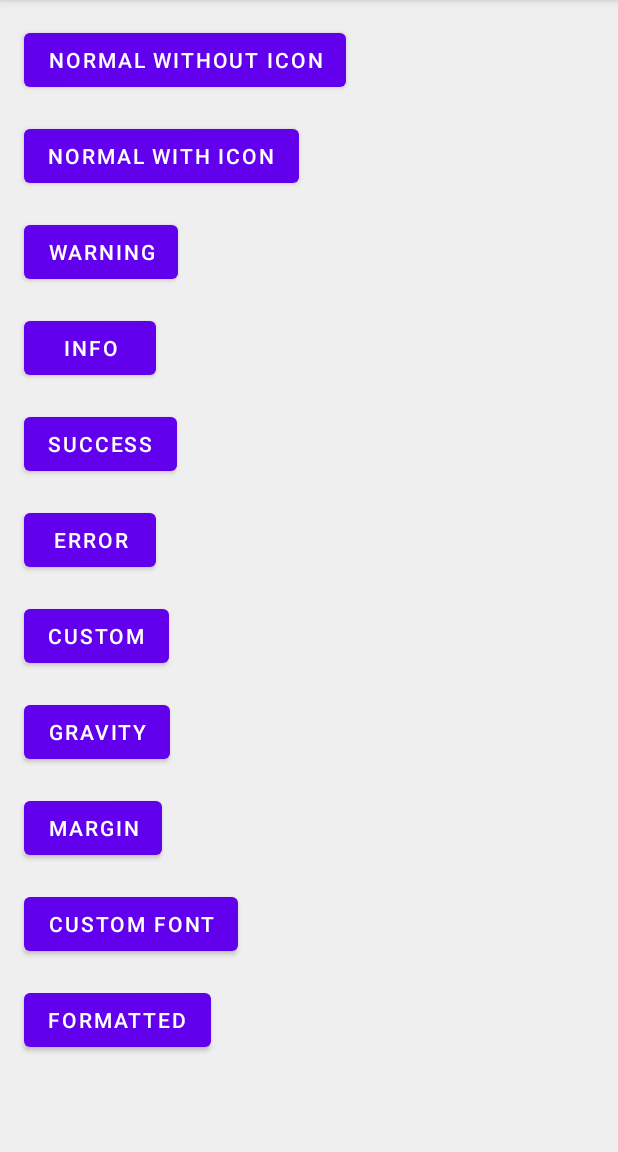
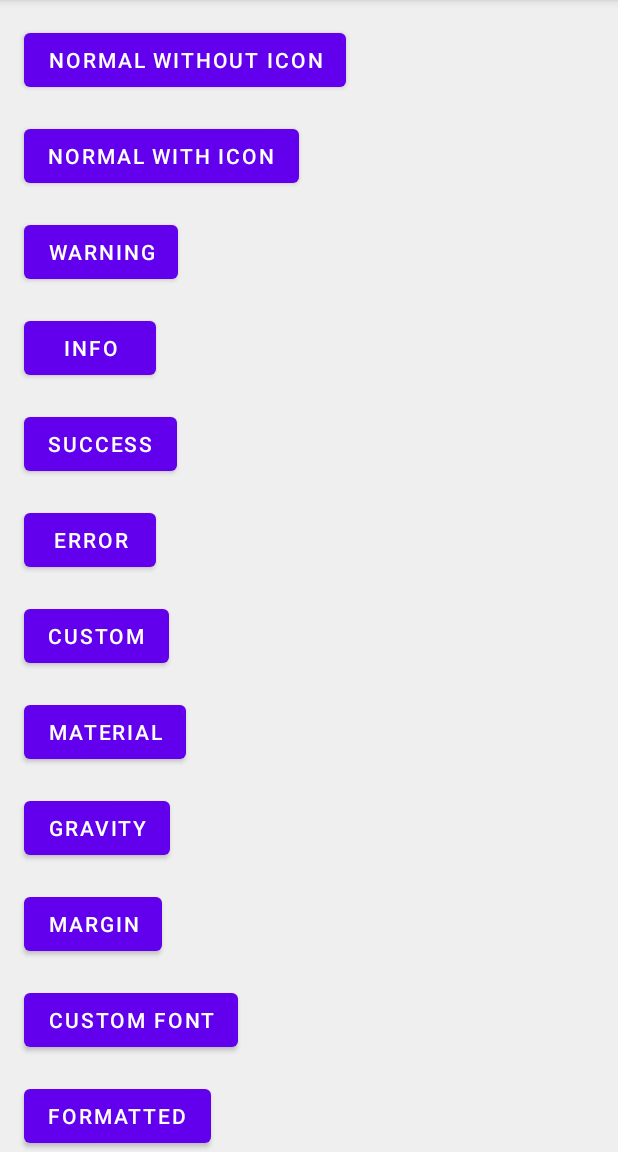
Before and after one commit to invissvenska/Toaster, an Android app: the screen it shows after launch (MainActivity), after a tap on "GRAVITY", on a phone screen of 412 x 824 dp, the part 84-1236 px from its top. Run offline under Robolectric (Android 15) with nearby library versions, the phone set to English and light mode, and no system bars.

Commit message:
Feature/material design (#4) (#5)
* Added material design toast, updated sample app, updated readme

* Updated version

```diff
--- a/app/src/main/res/layout/content_main.xml
+++ b/app/src/main/res/layout/content_main.xml
@@ -83,6 +83,15 @@
                 android:text="@string/custom_button" />
 
             <com.google.android.material.button.MaterialButton
+                android:id="@+id/buttonMaterial"
+                android:layout_width="wrap_content"
+                android:layout_height="wrap_content"
+                android:layout_marginStart="@dimen/btn_margin"
+                android:layout_marginTop="@dimen/btn_margin"
+                android:layout_marginEnd="@dimen/btn_margin"
+                android:text="@string/material_button" />
+
+            <com.google.android.material.button.MaterialButton
                 android:id="@+id/buttonGravity"
                 android:layout_width="wrap_content"
                 android:layout_height="wrap_content"
--- a/app/src/main/res/values/strings.xml
+++ b/app/src/main/res/values/strings.xml
@@ -14,6 +14,8 @@
     <string name="warning_toast">Warning, high voltage</string>
     <string name="custom_button">Custom</string>
     <string name="custom_toast">I\'m custom made</string>
+    <string name="material_button">Material</string>
+    <string name="material_toast">Toast in material style</string>
     <string name="gravity_button">Gravity</string>
     <string name="gravity_toast">Floating in different gravity</string>
     <string name="margin_button">Margin</string>
--- a/build.gradle
+++ b/build.gradle
@@ -28,8 +28,8 @@ ext {
 
     supportLibVersion = '1.1.0'
 
-    versionCode = 2
-    versionName = '1.0.1'
+    versionCode = 3
+    versionName = '1.0.2'
 }
 
 task clean(type: Delete) {
--- a/toaster/src/main/java/nl/invissvenska/toaster/Toaster.java
+++ b/toaster/src/main/java/nl/invissvenska/toaster/Toaster.java
@@ -34,6 +34,7 @@ public class Toaster {
 
     private static boolean tintIcon = true;
     private static boolean allowQueue = true;
+    private static boolean material = false;
 
     private static Toast lastToast = null;
 
@@ -283,7 +284,9 @@ public class Toaster {
         Drawable drawableFrame;
 
         if (shouldTint) {
-            drawableFrame = ToasterUtils.tint9PatchDrawableFrame(context, tintColor);
+            drawableFrame = ToasterUtils.tint9PatchDrawableFrame(context, tintColor, material);
+        } else if (material) {
+            drawableFrame = ToasterUtils.getDrawable(context, R.drawable.toast_frame_material);
         } else {
             drawableFrame = ToasterUtils.getDrawable(context, R.drawable.toast_frame);
         }
@@ -323,6 +326,7 @@ public class Toaster {
 
         private boolean tintIcon = Toaster.tintIcon;
         private boolean allowQueue = true;
+        private boolean material = false;
 
         private int gravity = Toaster.gravity;
         private int offsetX = Toaster.offsetX;
@@ -344,6 +348,7 @@ public class Toaster {
             Toaster.textSize = 16;
             Toaster.tintIcon = true;
             Toaster.allowQueue = true;
+            Toaster.material = false;
             Toaster.gravity = Gravity.BOTTOM | Gravity.CENTER_HORIZONTAL;
             Toaster.offsetX = 0;
             Toaster.offsetY = 63;
@@ -376,6 +381,12 @@ public class Toaster {
         }
 
         @CheckResult
+        public Config setMaterial(boolean material) {
+            this.material = material;
+            return this;
+        }
+
+        @CheckResult
         public Config setGravity(int gravity, int offsetX, int offsetY) {
             this.gravity = gravity;
             this.offsetX = offsetX;
@@ -395,6 +406,7 @@ public class Toaster {
             Toaster.textSize = textSize;
             Toaster.tintIcon = tintIcon;
             Toaster.allowQueue = allowQueue;
+            Toaster.material = material;
             Toaster.gravity = gravity;
             Toaster.offsetX = offsetX;
             Toaster.offsetY = offsetY;
--- a/toaster/src/main/java/nl/invissvenska/toaster/ToasterUtils.java
+++ b/toaster/src/main/java/nl/invissvenska/toaster/ToasterUtils.java
@@ -17,6 +17,7 @@ import androidx.core.content.ContextCompat;
 public class ToasterUtils {
 
     private ToasterUtils() {
+        // avoiding instantiation
     }
 
     static Drawable tintIcon(@NonNull Drawable drawable, @ColorInt int tintColor) {
@@ -24,8 +25,9 @@ public class ToasterUtils {
         return drawable;
     }
 
-    static Drawable tint9PatchDrawableFrame(@NonNull Context context, @ColorInt int tintColor) {
-        final NinePatchDrawable toastDrawable = (NinePatchDrawable) getDrawable(context, R.drawable.toast_frame);
+    static Drawable tint9PatchDrawableFrame(@NonNull Context context, @ColorInt int tintColor, boolean material) {
+        final int toastFrame = material ? R.drawable.toast_frame_material : R.drawable.toast_frame;
+        final NinePatchDrawable toastDrawable = (NinePatchDrawable) getDrawable(context, toastFrame);
         return tintIcon(toastDrawable, tintColor);
     }
 
@@ -40,7 +42,7 @@ public class ToasterUtils {
         return AppCompatResources.getDrawable(context, id);
     }
 
-    static int getColor(@NonNull Context context, @ColorRes int color){
+    static int getColor(@NonNull Context context, @ColorRes int color) {
         return ContextCompat.getColor(context, color);
     }
 }
```
Also changed, not shown: app/src/main/java/nl/invissvenska/toaster/sample/MainActivity.java (+11 -0 lines), toaster/src/main/res/drawable-hdpi/toast_frame_material.9.png (added), toaster/src/main/res/drawable-ldpi/toast_frame_material.9.png (added), toaster/src/main/res/drawable-mdpi/toast_frame_material.9.png (added), toaster/src/main/res/drawable-xhdpi/toast_frame_material.9.png (added), toaster/src/main/res/drawable-xxhdpi/toast_frame_material.9.png (added), 3 other files.
